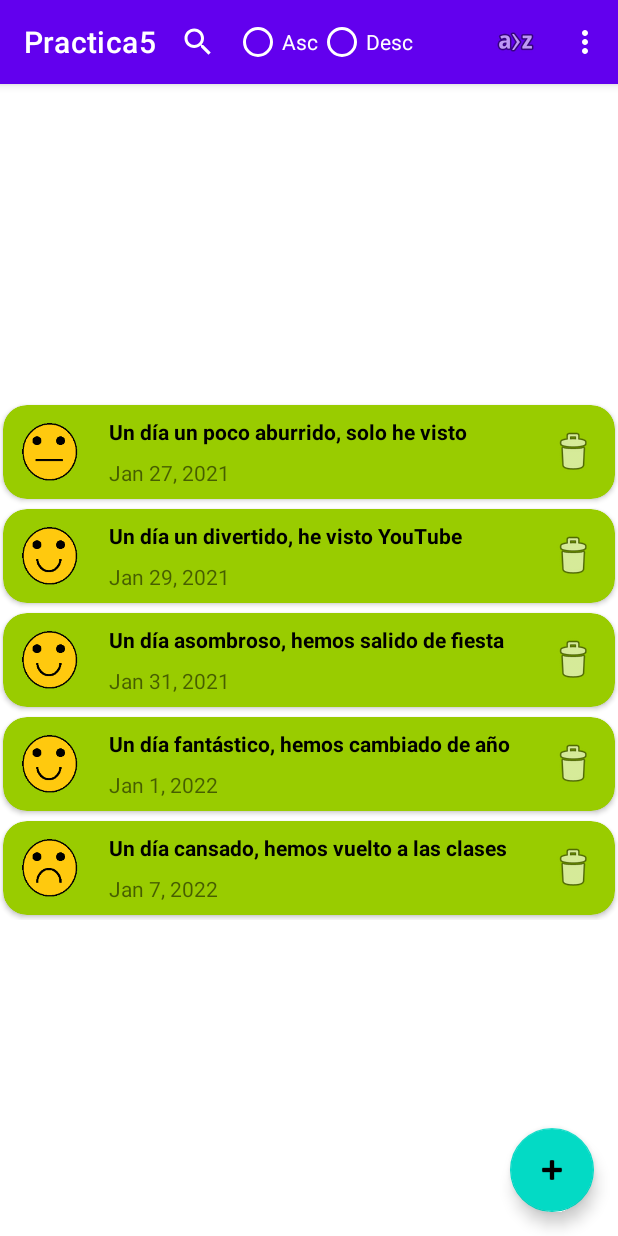
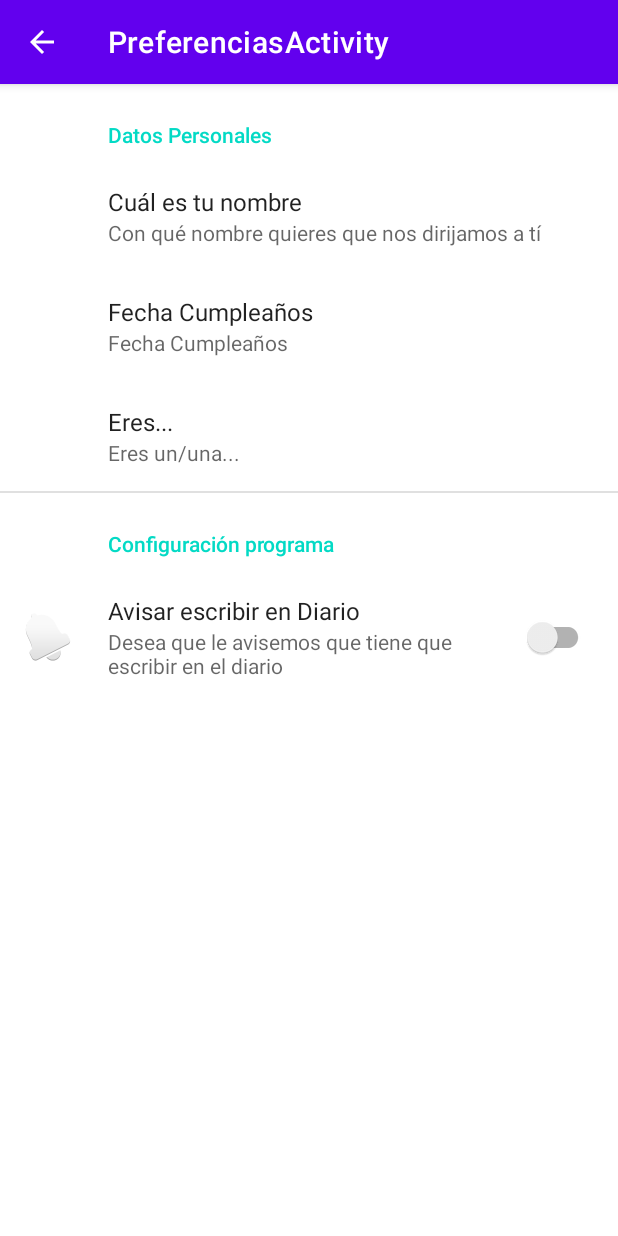
Before and after one commit to sochoa2021AlexandroRodriguezParron/Practica5, an Android app: the screen it shows after launch (MainActivity before the commit, PreferenciasActivity after it), in the options menu, after a tap on "Configurar", on a phone screen of 412 x 824 dp. Run offline under Robolectric (Android 15) with nearby library versions, the phone set to English and light mode, and no system bars; our stand-ins replace Room's generated code, RxJava, androidx.preference.

Commit message:
practica5, parte3 por la mitad

```diff
--- a/app/build.gradle
+++ b/app/build.gradle
@@ -32,6 +32,7 @@ dependencies {
     implementation 'androidx.appcompat:appcompat:1.4.0'
     implementation 'com.google.android.material:material:1.4.0'
     implementation 'androidx.constraintlayout:constraintlayout:2.1.2'
+    implementation 'androidx.preference:preference:1.1.1'
     testImplementation 'junit:junit:4.+'
     androidTestImplementation 'androidx.test.ext:junit:1.1.3'
     androidTestImplementation 'androidx.test.espresso:espresso-core:3.4.0'
--- a/app/src/main/java/ui/MainActivity.java
+++ b/app/src/main/java/ui/MainActivity.java
@@ -16,8 +16,10 @@ import androidx.recyclerview.widget.RecyclerView;
 
 import android.app.Activity;
 import android.app.AlertDialog;
+import android.content.Context;
 import android.content.DialogInterface;
 import android.content.Intent;
+import android.content.SharedPreferences;
 import android.content.res.Configuration;
 import android.content.res.Resources;
 import android.os.Bundle;
@@ -203,9 +205,6 @@ public class MainActivity extends AppCompatActivity{
                 return false;
             }
         });
-
-
-
     }
 
     @Override
@@ -221,11 +220,26 @@ public class MainActivity extends AppCompatActivity{
             case R.id.action_valoravida:
                 valoracionDia();
                 break;
+            case R.id.action_ult_dia:
+                muestraUltimoDia();
+                break;
+            case R.id.action_setting:
+                Intent i = new Intent(MainActivity.this, PreferenciasActivity.class);
+                startActivity(i);
+                break;
         }
 
         return super.onOptionsItemSelected(item);
     }
 
+    private void muestraUltimoDia() {
+        //recuperamos las preferencias
+        SharedPreferences sharedPref = this.getSharedPreferences(getString(R.string.preference_file), Context.MODE_PRIVATE);
+        //recuperamos la fecha del últimos día editado
+        long ultimoDia = sharedPref.getLong(getString(R.string.pref_key_ultimo_dia),0);
+        //mostramos el resultado
+        Toast.makeText(this,"El último día editado "+DiaDiario.getStaticFechaFormatoLocal(new Date(ultimoDia)),Toast.LENGTH_LONG).show();
+    }
     private void valoracionDia() {
 
 
--- /dev/null
+++ b/app/src/main/java/ui/PreferenciasActivity.java
@@ -0,0 +1,35 @@
+package ui;
+
+import android.os.Bundle;
+
+import androidx.appcompat.app.ActionBar;
+import androidx.appcompat.app.AppCompatActivity;
+import androidx.preference.PreferenceFragmentCompat;
+
+import practica5.AlexandroRodriguez.iesseveroochoa.net.R;
+
+public class PreferenciasActivity extends AppCompatActivity {
+
+    @Override
+    protected void onCreate(Bundle savedInstanceState) {
+        super.onCreate(savedInstanceState);
+        setContentView(R.layout.settings_activity);
+        if (savedInstanceState == null) {
+            getSupportFragmentManager()
+                    .beginTransaction()
+                    .replace(R.id.settings, new SettingsFragment())
+                    .commit();
+        }
+        ActionBar actionBar = getSupportActionBar();
+        if (actionBar != null) {
+            actionBar.setDisplayHomeAsUpEnabled(true);
+        }
+    }
+
+    public static class SettingsFragment extends PreferenceFragmentCompat {
+        @Override
+        public void onCreatePreferences(Bundle savedInstanceState, String rootKey) {
+            setPreferencesFromResource(R.xml.root_preferences, rootKey);
+        }
+    }
+}
--- /dev/null
+++ b/app/src/main/res/layout/settings_activity.xml
@@ -0,0 +1,9 @@
+<LinearLayout xmlns:android="http://schemas.android.com/apk/res/android"
+    android:layout_width="match_parent"
+    android:layout_height="match_parent">
+
+    <FrameLayout
+        android:id="@+id/settings"
+        android:layout_width="match_parent"
+        android:layout_height="match_parent" />
+</LinearLayout>
--- a/app/src/main/res/menu/menu_main.xml
+++ b/app/src/main/res/menu/menu_main.xml
@@ -16,6 +16,10 @@
         android:title="@string/action_fechas"
         app:showAsAction="withText" />
     <item
+        android:id="@+id/action_ult_dia"
+        android:title="@string/action_ult_dia"
+        app:showAsAction="withText" />
+    <item
         android:id="@+id/action_setting"
         android:title="@string/action_setting"
         app:showAsAction="withText" />
--- a/app/src/main/res/values/arrays.xml
+++ b/app/src/main/res/values/arrays.xml
@@ -6,6 +6,18 @@
         <item>Valoración</item>
         <item>Resumen</item>
     </array>
+    <!-- Reply Preference -->
+    <string-array name="sexo">
+        <item>Chico</item>
+        <item>Chica</item>
+    </string-array>
+
+    <string-array name="reply_values">
+        <item>reply</item>
+        <item>reply_all</item>
+    </string-array>
+
+
 
 
 </resources>
--- a/app/src/main/res/values/strings.xml
+++ b/app/src/main/res/values/strings.xml
@@ -23,4 +23,36 @@
     <string name="parte1">Nombre: Alexandro Rodríguez Parrón</string>
     <string name="parte2">Version: 1.0.0</string>
     <string name="parte3">En pleno Desarrollo</string>
+
+    <!-- Empezamos con La parte 3-->
+    <string name="preference_file">preferencias</string>
+    <string name="pref_key_ultimo_dia">pref_ultimo_dia</string>
+    <string name="action_ult_dia">Ultimo día</string>
+    <string name="title_activity_preferencias">PreferenciasActivity</string>
+
+    <!-- Preference Titles -->
+    <string name="messages_header">Messages</string>
+    <string name="sync_header">Sync</string>
+
+    <!-- Messages Preferences -->
+    <string name="signature_title">Your signature</string>
+    <string name="reply_title">Default reply action</string>
+
+    <!-- Sync Preferences -->
+    <string name="sync_title">Sync email periodically</string>
+    <string name="attachment_title">Download incoming attachments</string>
+    <string name="attachment_summary_on">Automatically download attachments for incoming emails
+    </string>
+    <string name="attachment_summary_off">Only download attachments when manually requested</string>
+    <string name="titulo_ajustes">Datos Personales</string>
+    <string name="titulo_nombre_ajustes">Cuál es tu nombre</string>
+    <string name="texto_nombre_ajustes">Con qué nombre quieres que nos dirijamos a tí</string>
+    <string name="titulo_fecha_ajustes">Fecha Cumpleaños</string>
+    <string name="titulo_sexo_ajustes">Eres...</string>
+    <string name="texto_sexo_ajustes">Eres un/una...</string>
+    <string name="titulo_configuracion_ajustes">Configuración programa</string>
+    <string name="titulo_avisar_ajustes">Avisar escribir en Diario</string>
+    <string name="texto_off_avisar_ajustes">Desea que le avisemos que tiene que escribir en el diario</string>
+    <string name="texto_on_avisar_ajustes">Le avisaremos de que tiene que escribir en el diario</string>
+
 </resources>
--- /dev/null
+++ b/app/src/main/res/xml/root_preferences.xml
@@ -0,0 +1,39 @@
+<PreferenceScreen xmlns:android="http://schemas.android.com/apk/res/android"
+    xmlns:app="http://schemas.android.com/apk/res-auto">
+
+    <PreferenceCategory app:title="@string/titulo_ajustes">
+
+        <EditTextPreference
+            app:defaultValue="@string/texto_nombre_ajustes"
+            app:key="nombre"
+            app:title="@string/titulo_nombre_ajustes"
+            app:useSimpleSummaryProvider="true" />
+        <EditTextPreference
+            app:defaultValue="@string/titulo_fecha_ajustes"
+            app:key="fechaCumple"
+            app:title="@string/titulo_fecha_ajustes"
+            app:useSimpleSummaryProvider="true" />
+        <ListPreference
+            android:defaultValue="1"
+            android:entries="@array/sexo"
+            android:entryValues="@array/sexo"
+            android:key="titulo_sexo_ajustes"
+            android:summary="@string/texto_sexo_ajustes"
+            android:title="@string/titulo_sexo_ajustes" />
+
+
+    </PreferenceCategory>
+
+    <PreferenceCategory app:title="@string/titulo_configuracion_ajustes">
+
+        <SwitchPreferenceCompat
+            app:dependency="sync"
+            app:icon="@android:drawable/ic_popup_reminder"
+            app:key="attachment"
+            app:summaryOff="@string/texto_off_avisar_ajustes"
+            app:summaryOn="@string/texto_on_avisar_ajustes"
+            app:title="@string/titulo_avisar_ajustes" />
+
+    </PreferenceCategory>
+
+</PreferenceScreen>
```
Also changed, not shown: app/src/main/AndroidManifest.xml (+6 -4 lines), app/src/main/java/ui/EdicionDiaActivity.java (+17 -0 lines).
